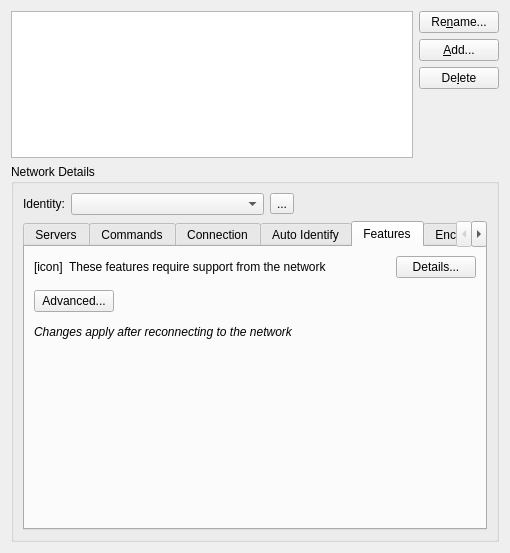
Qt form src/qtui/settingspages/networkssettingspage.ui (quassel/quassel) before a commit.
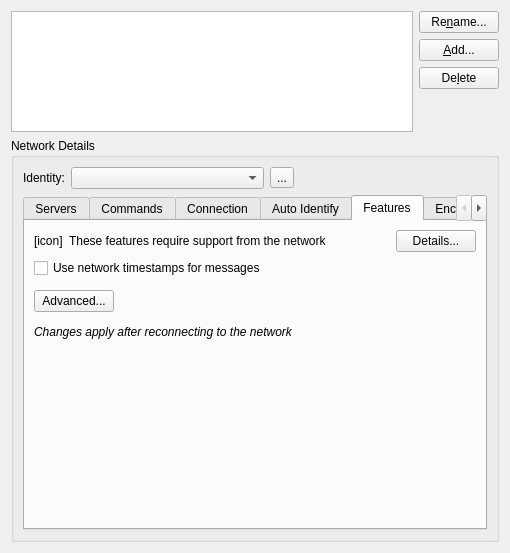
The same form after that commit. The open tabs and pages were chosen to show the change. Icons and pictures are not drawn.

Commit message:
settings: Add server-time to Network Features tab
Add the IRCv3 "server-time" capability to the Features UI to make it
simple to disable.

Reasoning:
IRC networks with improperly configured time may result in the wrong
time showing in Quassel.  This.. really shouldn't happen in Year 2020,
but it's come up in the freenode/#kiwiirc support channel.
(In the future, Quassel should add intelligent detection of time-sync
issues, mimicking Kiwi IRC's timedelta feature.)

```diff
--- a/src/qtui/settingspages/networkssettingspage.ui
+++ b/src/qtui/settingspages/networkssettingspage.ui
@@ -952,6 +952,24 @@
              <property name="bottomMargin">
               <number>0</number>
              </property>
+             <item>
+              <widget class="QCheckBox" name="enableCapServerTime">
+               <property name="sizePolicy">
+                <sizepolicy hsizetype="Expanding" vsizetype="Fixed">
+                 <horstretch>0</horstretch>
+                 <verstretch>0</verstretch>
+                </sizepolicy>
+               </property>
+               <property name="toolTip">
+                <string>&lt;p&gt;Let the IRC network control the timestamps for messages, such as when viewing messages from the past.&lt;/p&gt;
+&lt;p&gt;This is useful when connecting to bouncers, IRC bridges, or networks that send messages you've missed when reconnecting.&lt;/p&gt;
+&lt;p&gt;&lt;i&gt;Toggles the IRCv3 'server-time' capability.&lt;/i&gt;&lt;/p&gt;</string>
+               </property>
+               <property name="text">
+                <string>Use network timestamps for messages</string>
+               </property>
+              </widget>
+             </item>
              <item>
               <layout class="QHBoxLayout" name="horizontalLayout_9">
                <item>
```
Left out of the diff: 1 changed line with no effect on the pictures. The commit also changes 1 other file.
